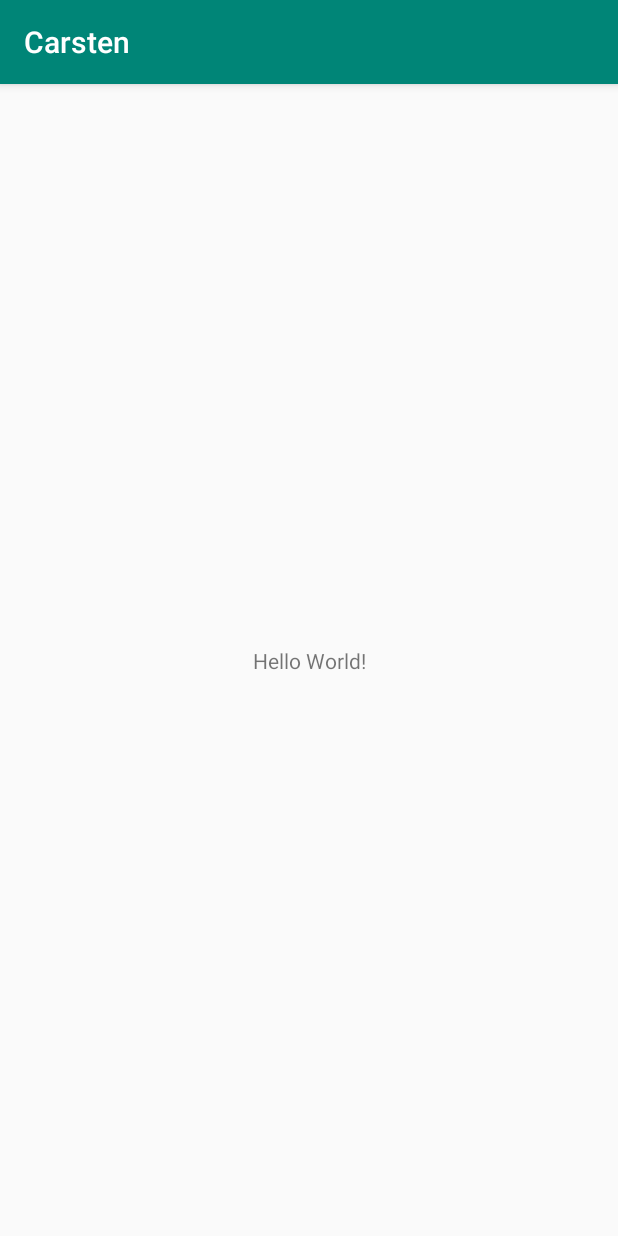
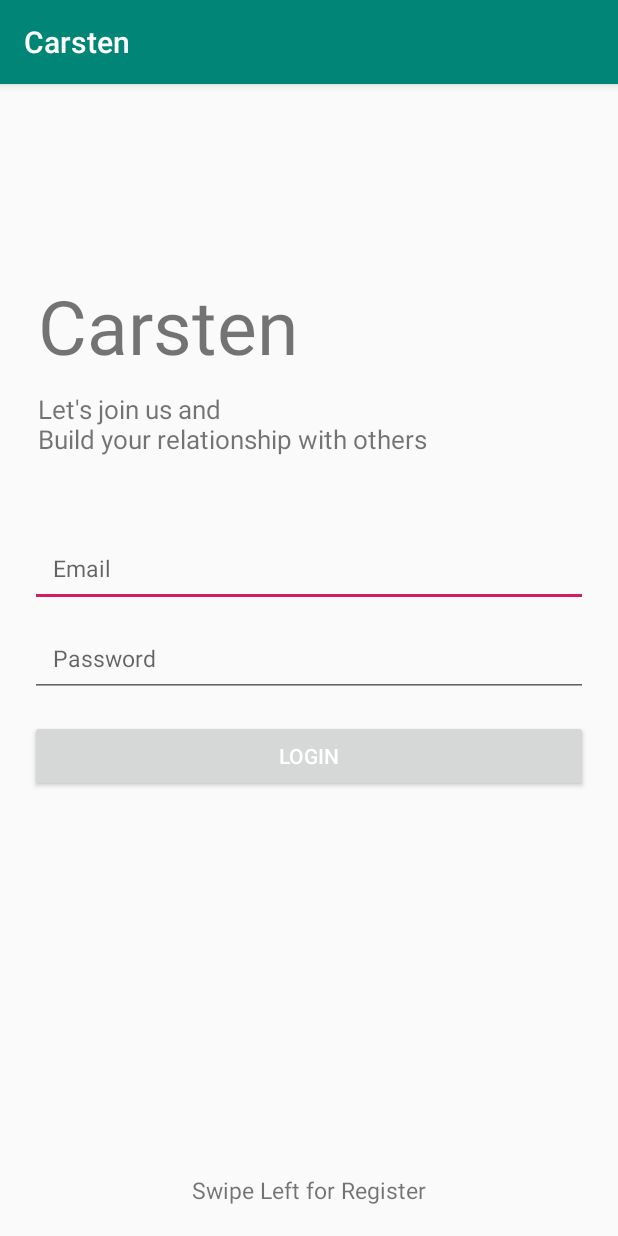
Before and after one commit to vib6445/Carsten, an Android app: the screen it shows after launch (MainActivity), on a phone screen of 412 x 824 dp. Run offline under Robolectric (Android 15) with nearby library versions, the phone set to English and light mode, and no system bars.

Commit message:
First Commit

```diff
--- a/app/build.gradle
+++ b/app/build.gradle
@@ -23,6 +23,7 @@ dependencies {
     implementation fileTree(dir: 'libs', include: ['*.jar'])
     implementation 'androidx.appcompat:appcompat:1.0.2'
     implementation 'androidx.constraintlayout:constraintlayout:1.1.3'
+    implementation 'androidx.legacy:legacy-support-v4:1.0.0'
     testImplementation 'junit:junit:4.12'
     androidTestImplementation 'androidx.test:runner:1.1.1'
     androidTestImplementation 'androidx.test.espresso:espresso-core:3.1.1'
--- /dev/null
+++ b/app/src/main/java/de/thi/uxd/android/carsten/Login/LoginFragment.java
@@ -0,0 +1,34 @@
+package de.thi.uxd.android.carsten.Login;
+
+
+import android.os.Bundle;
+
+import androidx.fragment.app.Fragment;
+
+import android.view.LayoutInflater;
+import android.view.View;
+import android.view.ViewGroup;
+
+import de.thi.uxd.android.carsten.R;
+
+/**
+ * A simple {@link Fragment} subclass.
+ */
+public class LoginFragment extends Fragment {
+
+
+    public LoginFragment() {
+        // Required empty public constructor
+    }
+
+
+    @Override
+    public View onCreateView(LayoutInflater inflater, ViewGroup container,
+                             Bundle savedInstanceState) {
+        // Inflate the layout for this fragment
+        return inflater.inflate(R.layout.fragment_login, container, false);
+    }
+
+
+
+}
--- /dev/null
+++ b/app/src/main/java/de/thi/uxd/android/carsten/Login/RegisterFragment.java
@@ -0,0 +1,32 @@
+package de.thi.uxd.android.carsten.Login;
+
+
+import android.os.Bundle;
+
+import androidx.fragment.app.Fragment;
+
+import android.view.LayoutInflater;
+import android.view.View;
+import android.view.ViewGroup;
+
+import de.thi.uxd.android.carsten.R;
+
+/**
+ * A simple {@link Fragment} subclass.
+ */
+public class RegisterFragment extends Fragment {
+
+
+    public RegisterFragment() {
+        // Required empty public constructor
+    }
+
+
+    @Override
+    public View onCreateView(LayoutInflater inflater, ViewGroup container,
+                             Bundle savedInstanceState) {
+        // Inflate the layout for this fragment
+        return inflater.inflate(R.layout.fragment_register, container, false);
+    }
+
+}
--- a/app/src/main/java/de/thi/uxd/android/carsten/MainActivity.java
+++ b/app/src/main/java/de/thi/uxd/android/carsten/MainActivity.java
@@ -1,14 +1,53 @@
 package de.thi.uxd.android.carsten;
 
 import androidx.appcompat.app.AppCompatActivity;
+import androidx.fragment.app.Fragment;
+import androidx.fragment.app.FragmentManager;
+import androidx.fragment.app.FragmentPagerAdapter;
+import androidx.viewpager.widget.ViewPager;
 
 import android.os.Bundle;
 
+import java.util.ArrayList;
+
+import de.thi.uxd.android.carsten.Login.LoginFragment;
+import de.thi.uxd.android.carsten.Login.RegisterFragment;
+
 public class MainActivity extends AppCompatActivity {
+
+
+    class AuthenticationPagerAdapter extends FragmentPagerAdapter {
+        private ArrayList<Fragment> fragmentList = new ArrayList<>();
+
+        public AuthenticationPagerAdapter(FragmentManager fm) {
+            super(fm);
+        }
+
+        @Override
+        public Fragment getItem(int i) {
+            return fragmentList.get(i);
+        }
+
+        @Override
+        public int getCount() {
+            return fragmentList.size();
+        }
+
+        void addFragmet(Fragment fragment) {
+            fragmentList.add(fragment);
+        }
+    }
 
     @Override
     protected void onCreate(Bundle savedInstanceState) {
         super.onCreate(savedInstanceState);
         setContentView(R.layout.activity_main);
+
+        ViewPager viewPager = findViewById(R.id.viewPager);
+
+        AuthenticationPagerAdapter pagerAdapter = new AuthenticationPagerAdapter(getSupportFragmentManager());
+        pagerAdapter.addFragmet(new LoginFragment());
+        pagerAdapter.addFragmet(new RegisterFragment());
+        viewPager.setAdapter(pagerAdapter);
     }
 }
--- a/app/src/main/res/layout/activity_main.xml
+++ b/app/src/main/res/layout/activity_main.xml
@@ -1,18 +1,14 @@
 <?xml version="1.0" encoding="utf-8"?>
-<androidx.constraintlayout.widget.ConstraintLayout xmlns:android="http://schemas.android.com/apk/res/android"
-    xmlns:app="http://schemas.android.com/apk/res-auto"
+<RelativeLayout
+    xmlns:android="http://schemas.android.com/apk/res/android"
     xmlns:tools="http://schemas.android.com/tools"
     android:layout_width="match_parent"
     android:layout_height="match_parent"
     tools:context=".MainActivity">
 
-    <TextView
-        android:layout_width="wrap_content"
-        android:layout_height="wrap_content"
-        android:text="Hello World!"
-        app:layout_constraintBottom_toBottomOf="parent"
-        app:layout_constraintLeft_toLeftOf="parent"
-        app:layout_constraintRight_toRightOf="parent"
-        app:layout_constraintTop_toTopOf="parent" />
+    <androidx.viewpager.widget.ViewPager
+        android:id="@+id/viewPager"
+        android:layout_width="match_parent"
+        android:layout_height="match_parent"/>
 
-</androidx.constraintlayout.widget.ConstraintLayout>
+</RelativeLayout>
--- /dev/null
+++ b/app/src/main/res/layout/fragment_login.xml
@@ -0,0 +1,80 @@
+<?xml version="1.0" encoding="utf-8"?>
+<RelativeLayout xmlns:android="http://schemas.android.com/apk/res/android"
+    xmlns:tools="http://schemas.android.com/tools"
+    android:layout_width="match_parent"
+    android:layout_height="match_parent"
+    tools:context=".LoginFragment">
+
+    <TextView
+        android:id="@+id/tv_title"
+        android:layout_width="wrap_content"
+        android:layout_height="wrap_content"
+        android:text="@string/app_name"
+        android:textSize="50sp"
+        android:layout_marginStart="25dp"
+        android:layout_marginBottom="10dp"
+        android:layout_above="@id/tv_subtitle"/>
+
+    <TextView
+        android:id="@+id/tv_subtitle"
+        android:layout_width="wrap_content"
+        android:layout_height="wrap_content"
+        android:text="@string/tag"
+        android:textSize="17sp"
+        android:layout_marginStart="25dp"
+        android:layout_marginBottom="50dp"
+        android:layout_above="@id/et_email"/>
+
+    <EditText
+        android:id="@+id/et_email"
+        android:layout_width="match_parent"
+        android:layout_height="50dp"
+        android:hint="@string/e_mail"
+        android:layout_marginLeft="20dp"
+        android:layout_marginRight="20dp"
+        android:padding="15dp"
+        android:inputType="textEmailAddress"
+        android:layout_above="@id/et_password"
+        android:textSize="15sp" />
+
+    <EditText
+        android:id="@+id/et_password"
+        android:layout_width="match_parent"
+        android:layout_height="50dp"
+        android:hint="@string/password"
+        android:layout_marginLeft="20dp"
+        android:layout_marginRight="20dp"
+        android:layout_marginTop="10dp"
+        android:padding="15dp"
+        android:inputType="textPassword"
+        android:layout_centerInParent="true"
+        android:textSize="15sp" />
+
+    <Button
+        android:id="@+id/btn_login"
+        android:layout_width="match_parent"
+        android:layout_height="wrap_content"
+        android:layout_below="@id/et_password"
+        android:layout_marginLeft="20dp"
+        android:layout_marginRight="20dp"
+        android:layout_marginTop="15dp"
+        android:textColor="@android:color/white"
+        android:text="@string/login"/>
+
+    <ImageView
+        android:layout_width="30dp"
+        android:layout_height="30dp"
+        android:layout_above="@id/swipeRight"
+        android:layout_centerHorizontal="true"/>
+
+    <TextView
+        android:id="@+id/swipeRight"
+        android:layout_width="wrap_content"
+        android:layout_height="wrap_content"
+        android:text="@string/swipe_left_for_register"
+        android:textSize="15sp"
+        android:layout_centerHorizontal="true"
+        android:layout_alignParentBottom="true"
+        android:layout_marginBottom="20dp"/>
+
+</RelativeLayout>
--- a/app/src/main/res/values/strings.xml
+++ b/app/src/main/res/values/strings.xml
@@ -1,3 +1,15 @@
 <resources>
     <string name="app_name">Carsten</string>
+
+    <!-- TODO: Remove or change this placeholder text -->
+    <string name="hello_blank_fragment">Hello blank fragment</string>
+    <string name="swipe_left_for_register">Swipe Left for Register</string>
+    <string name="login">Login</string>
+    <string name="password">Password</string>
+    <string name="e_mail">Email</string>
+    <string name="tag">Let\'s join us and \nBuild your relationship with others</string>
+    <string name="swipe_right_for_login">Swipe Right for Login</string>
+    <string name="register">Register</string>
+    <string name="re_type_password">Re-type Password</string>
+    <string name="your_name">Full Name</string>
 </resources>
```
Also changed, not shown: app/src/main/res/layout/fragment_register.xml (added, +111 -0 lines).
